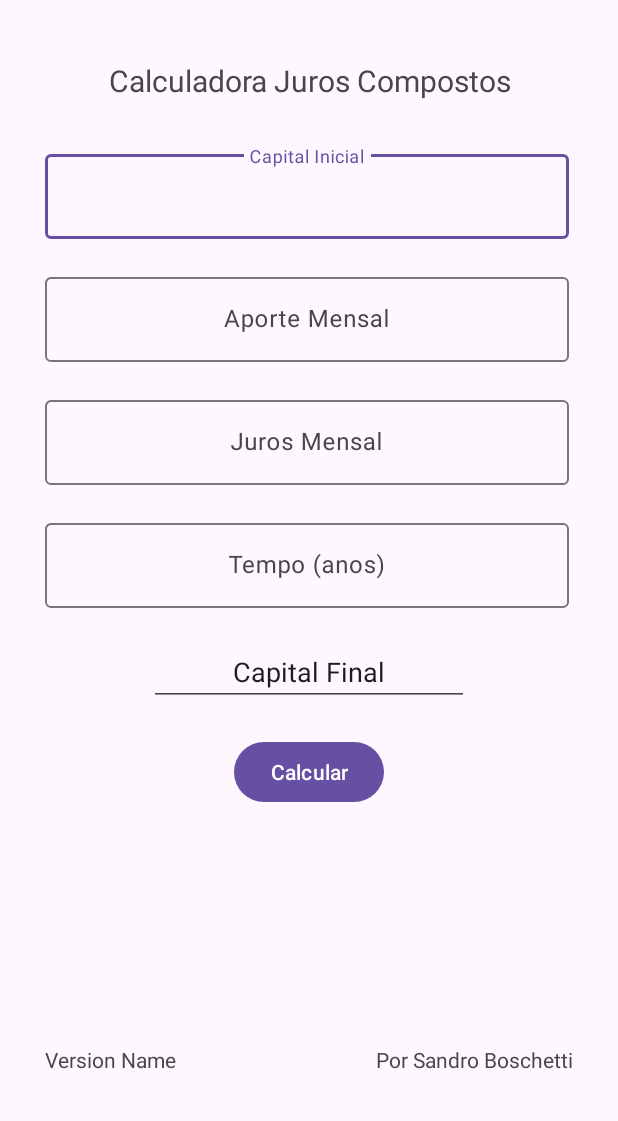
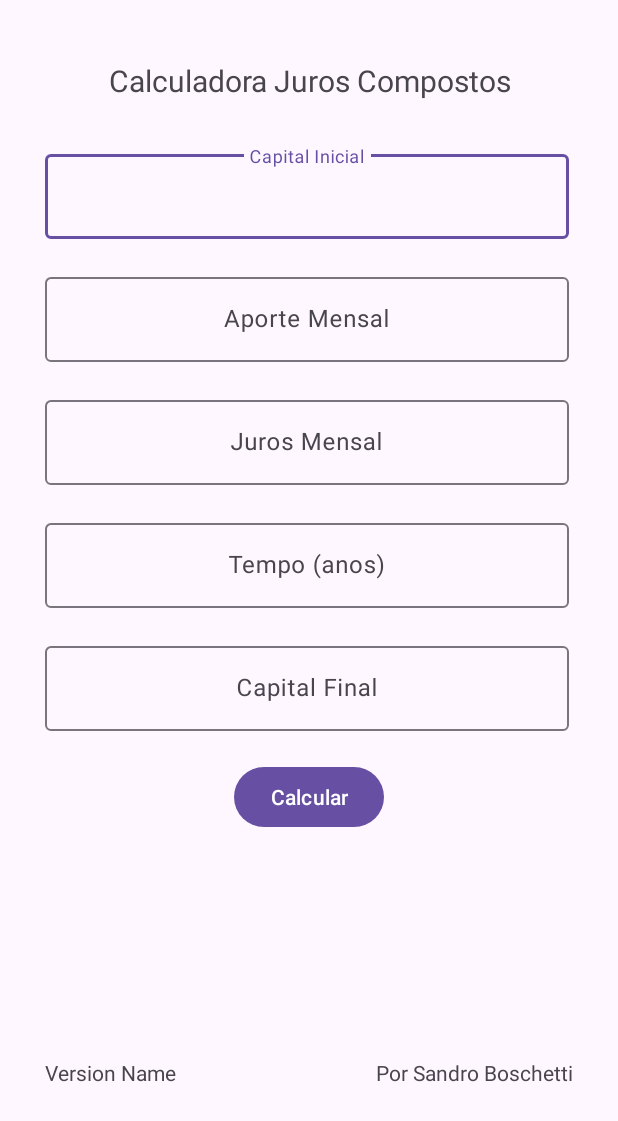
Before and after one commit to sandrorb/SrBJC, an Android app: the layout activity_main.xml on its own in the app's theme, with its tools: preview values and no code run, on a phone screen of 412 x 824 dp. Shown: the top 1121 px of the screen. Run offline under Robolectric (Android 15) with nearby library versions, the phone set to English and light mode, and no system bars.

Commit message:
Calculos forma para uma classe; campo de capital final mudou para TextInputEditText em TextInputLayout e outras coisinhas

```diff
--- a/app/src/main/res/layout/activity_main.xml
+++ b/app/src/main/res/layout/activity_main.xml
@@ -106,19 +106,6 @@
 
     </com.google.android.material.textfield.TextInputLayout>
 
-    <EditText
-        android:id="@+id/editTextTextCapitalFinal"
-        android:layout_width="wrap_content"
-        android:layout_height="wrap_content"
-        android:layout_marginTop="20dp"
-        android:ems="10"
-        android:inputType="text"
-        android:text="Capital Final"
-        android:textAlignment="center"
-        app:layout_constraintEnd_toEndOf="parent"
-        app:layout_constraintStart_toStartOf="parent"
-        app:layout_constraintTop_toBottomOf="@id/textInputLayoutTempo" />
-
     <Button
         android:id="@+id/idButtonCalcular"
         android:layout_width="wrap_content"
@@ -128,7 +115,7 @@
         android:text="Calcular"
         app:layout_constraintEnd_toEndOf="parent"
         app:layout_constraintStart_toStartOf="parent"
-        app:layout_constraintTop_toBottomOf="@id/editTextTextCapitalFinal" />
+        app:layout_constraintTop_toBottomOf="@+id/textInputLayoutCapitalFinal" />
 
     <TextView
         android:id="@+id/textViewAutor"
@@ -153,4 +140,23 @@
         app:layout_constraintStart_toStartOf="parent"
         app:layout_constraintTop_toBottomOf="@id/idButtonCalcular" />
 
+    <com.google.android.material.textfield.TextInputLayout
+        android:id="@+id/textInputLayoutCapitalFinal"
+        android:layout_width="409dp"
+        android:layout_height="wrap_content"
+        android:layout_marginTop="20dp"
+        app:layout_constraintTop_toBottomOf="@+id/textInputLayoutTempo"
+        tools:layout_editor_absoluteX="1dp">
+
+        <com.google.android.material.textfield.TextInputEditText
+            android:id="@+id/textInputEditTextCapitalFinal"
+            android:layout_width="match_parent"
+            android:layout_height="wrap_content"
+            android:layout_marginLeft="30sp"
+            android:layout_marginRight="30sp"
+            android:gravity="center"
+            android:hint="Capital Final"
+            android:inputType="numberDecimal" />
+    </com.google.android.material.textfield.TextInputLayout>
+
 </androidx.constraintlayout.widget.ConstraintLayout>
```
Also changed, not shown: app/src/main/java/br/com/sbsys/srbjc/MainActivity.java (+47 -56 lines), app/src/main/java/br/com/sbsys/srbjc/calc/Calc.java (added, +43 -0 lines).
